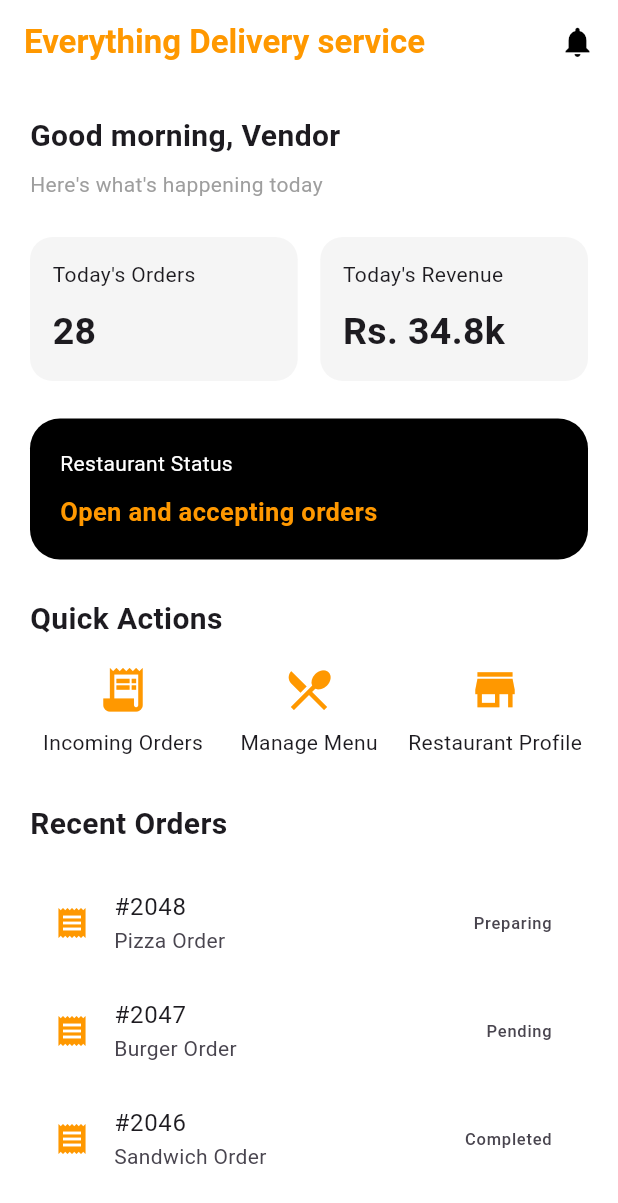
After one commit to misbah-dev31/everything_delivery_service_kamoki, a Flutter app: the VendorDashboard screen opened directly, on a phone screen of 412 x 824 dp. The commit adds this screen. Shown: the top 1203 px of the screen. Run offline on Flutter 3.47's test engine with Material 3 defaults, Android fonts, the phone set to English and light mode, and no system bars; our stand-ins replace get, material_ui.

Commit message:
vendor dashboard

```diff
--- a/lib/screens/routes/app_routes.dart
+++ b/lib/screens/routes/app_routes.dart
@@ -1,12 +1,16 @@
 import 'package:every_thing_dilevery/screens/admins/dashboard.dart';
 import 'package:every_thing_dilevery/screens/authentication/login.dart';
+import 'package:every_thing_dilevery/screens/vendors/new.dart';
 import 'package:get/get.dart';
 class AppRoutes {
 static const login='/login';
 static const dashboard='/dashboard';
+static const  vendor_dashboard='/vendordashbord';
 static final pages=[
   GetPage(name: login, page: () => LoginScreen()),
   GetPage(name: dashboard, page: () => AdminDashboard()),
+ GetPage(name: vendor_dashboard, page: () => VendorDashboard()),
+
 
 ];
 }
--- a/lib/screens/vendors/new.dart
+++ /dev/null
@@ -1,8 +0,0 @@
-import 'package:material_ui/material_ui.dart';
-class MyApp extends StatelessWidget{
-    const MyApp({super.key});
-    @override
-  Widget build(BuildContext context) {
-   return Container();
-  }
-}
--- /dev/null
+++ b/lib/screens/vendors/vendor_dashboard.dart
@@ -0,0 +1,255 @@
+import 'package:every_thing_dilevery/screens/admins/dashboard.dart';
+import 'package:material_ui/material_ui.dart';
+import 'package:get/get.dart';
+
+
+class VendorDashboard extends StatelessWidget {
+  const VendorDashboard({super.key});
+
+  @override
+  Widget build(BuildContext context) {
+
+    double width = MediaQuery.of(context).size.width;
+
+    return Scaffold(
+      backgroundColor: Colors.white,
+
+      appBar: AppBar(
+        backgroundColor: Colors.white,
+        title: const Text(
+          'Everything Delivery service',
+          style: TextStyle(
+            color: Colors.orange,
+            fontWeight: FontWeight.bold,
+          ),
+        ),
+        actions: const [
+          Icon(Icons.notifications, color: Colors.black),
+          SizedBox(width: 15),
+        ],
+      ),
+
+      body: SingleChildScrollView(
+        child: Padding(
+          padding: const EdgeInsets.all(20),
+
+          child: Column(
+            crossAxisAlignment: CrossAxisAlignment.start,
+            children: [
+
+               Text(
+                'Good morning, Vendor',
+                style: TextStyle(
+                  fontSize: width < 600 ? 20: 24,
+                  fontWeight: FontWeight.bold,
+                ),
+              ),
+
+              const SizedBox(height: 8),
+
+              const Text(
+                "Here's what's happening today",
+                style: TextStyle(color: Colors.grey),
+              ),
+
+              const SizedBox(height: 25),
+
+              Row(
+                children: [
+
+                  Expanded(
+                    child: Container(
+                      padding: const EdgeInsets.all(15),
+                      decoration: BoxDecoration(
+                        color: Colors.grey.shade100,
+                        borderRadius: BorderRadius.circular(15),
+                      ),
+                      child: const Column(
+                        crossAxisAlignment: CrossAxisAlignment.start,
+                        children: [
+                          Text("Today's Orders"),
+                          SizedBox(height: 10),
+                          Text(
+                            '28',
+                            style: TextStyle(
+                              fontSize: 25,
+                              fontWeight: FontWeight.bold,
+                            ),
+                          ),
+                        ],
+                      ),
+                    ),
+                  ),
+
+                  const SizedBox(width: 15),
+
+                  Expanded(
+                    child: Container(
+                      padding: const EdgeInsets.all(15),
+                      decoration: BoxDecoration(
+                        color: Colors.grey.shade100,
+                        borderRadius: BorderRadius.circular(15),
+                      ),
+                      child: const Column(
+                        crossAxisAlignment: CrossAxisAlignment.start,
+                        children: [
+                          Text("Today's Revenue"),
+                          SizedBox(height: 10),
+                          Text(
+                            'Rs. 34.8k',
+                            style: TextStyle(
+                              fontSize: 25,
+                              fontWeight: FontWeight.bold,
+                            ),
+                          ),
+                        ],
+                      ),
+                    ),
+                  ),
+                ],
+              ),
+
+              const SizedBox(height: 25),
+
+              Container(
+                width: double.infinity,
+                padding: const EdgeInsets.all(20),
+                decoration: BoxDecoration(
+                  color: Colors.black,
+                  borderRadius: BorderRadius.circular(20),
+                ),
+                child: const Column(
+                  crossAxisAlignment: CrossAxisAlignment.start,
+                  children: [
+                    Text(
+                      'Restaurant Status',
+                      style: TextStyle(color: Colors.white),
+                    ),
+                    SizedBox(height: 10),
+                    Text(
+                      'Open and accepting orders',
+                      style: TextStyle(
+                        color: Colors.orange,
+                        fontSize: 17,
+                        fontWeight: FontWeight.bold,
+                      ),
+                    ),
+                  ],
+                ),
+              ),
+
+              const SizedBox(height: 25),
+
+              const Text(
+                'Quick Actions',
+                style: TextStyle(
+                  fontSize: 20,
+                  fontWeight: FontWeight.bold,
+                ),
+              ),
+
+              const SizedBox(height: 15),
+
+              Row(
+                children: [
+                  Expanded(
+                    child: GestureDetector(
+                      onTap: () {
+                        Navigator.push(
+                          context,
+                          MaterialPageRoute(
+                            builder: (context) => const
+                            AdminDashboard(),
+
+                          ),
+                        );
+                        },
+                        child: Column(
+                      children:  [
+                        Icon(Icons.receipt_long,
+                            color: Colors.orange, size: 35),
+                        SizedBox(height: 8),
+                        Text('Incoming Orders'),
+                      ],
+                    ),
+                    ),
+                  ),
+
+                  Expanded(
+                    child: Column(
+                      children:  [
+                        Icon(Icons.restaurant_menu,
+                            color: Colors.orange, size: 35),
+                        SizedBox(height: 8),
+                        Text('Manage Menu'),
+                      ],
+                    ),
+                  ),
+                  Expanded(
+  child: GestureDetector(
+    onTap: () {
+      Navigator.push(
+        context,
+        MaterialPageRoute(
+          builder: (context) =>
+          // after use
+              const AdminDashboard(),
+        ),
+      );
+    },
+    child: Column(
+      children: const [
+        Icon(
+          Icons.store,
+          color: Colors.orange,
+          size: 35,
+        ),
+        SizedBox(height: 8),
+        Text('Restaurant Profile'),
+      ],
+    ),
+  ),
+),
+                ],
+              ),
+
+              const SizedBox(height: 30),
+
+              const Text(
+                'Recent Orders',
+                style: TextStyle(
+                  fontSize: 20,
+                  fontWeight: FontWeight.bold,
+                ),
+              ),
+
+              const SizedBox(height: 15),
+
+              const ListTile(
+                leading: Icon(Icons.receipt, color: Colors.orange),
+                title: Text('#2048'),
+                subtitle: Text('Pizza Order'),
+                trailing: Text('Preparing'),
+              ),
+
+              const ListTile(
+                leading: Icon(Icons.receipt, color: Colors.orange),
+                title: Text('#2047'),
+                subtitle: Text('Burger Order'),
+                trailing: Text('Pending'),
+              ),
+
+              const ListTile(
+                leading: Icon(Icons.receipt, color: Colors.orange),
+                title: Text('#2046'),
+                subtitle: Text('Sandwich Order'),
+                trailing: Text('Completed'),
+              ),
+
+            ],
+          ),
+        ),
+      ),
+    );
+  }
+}
```
